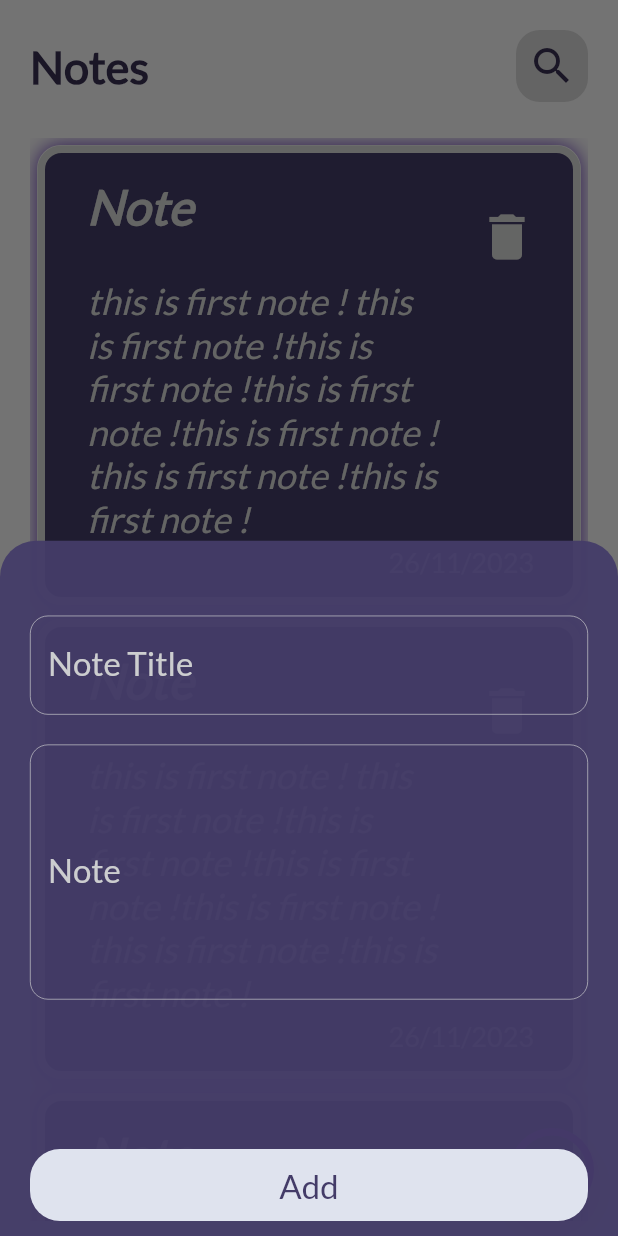
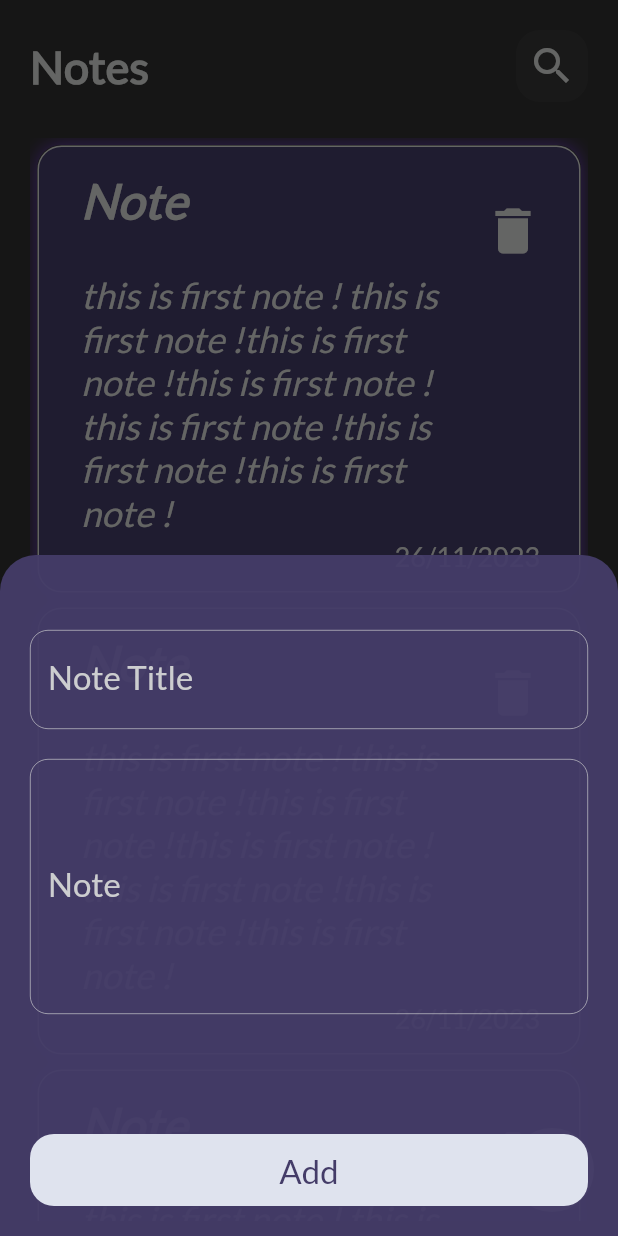
Before and after one commit to Tarek7Rashad/notekeep_flutter_app, a Flutter app: the screen it shows after launch, after a tap on the "add" icon, on a phone screen of 412 x 824 dp. Run offline on Flutter 3.47's test engine with Material 2 defaults, Android fonts, the light colour scheme and no system bars.

Commit message:
editin note screen with custom app bar is added

```diff
--- a/lib/Screen/Note_HomeScreen.dart
+++ b/lib/Screen/Note_HomeScreen.dart
@@ -13,8 +13,7 @@ class NoteKeepHomeScreen extends StatelessWidget {
         floatingActionButton: FloatingActionButton(
           backgroundColor: Colors.transparent,
           shape: const CircleBorder(
-              side: BorderSide(
-                  width: 5, color: Color.fromARGB(255, 149, 3, 246))),
+              side: BorderSide(width: 5, color: kMattWhiteColor)),
           onPressed: () {
             showModalBottomSheet(
               backgroundColor: kDarkPurpleColor.withOpacity(0.95),
@@ -32,6 +31,7 @@ class NoteKeepHomeScreen extends StatelessWidget {
           child: const Icon(
             Icons.add,
             size: 30,
+            color: kMattWhiteColor,
           ),
         ),
         body: const NotesBodyWidget(),
--- a/lib/main.dart
+++ b/lib/main.dart
@@ -1,4 +1,5 @@
 import 'package:flutter/material.dart';
+import 'package:notekeep_flutter_app/Screen/Note_EditingScreen.dart';
 import 'package:notekeep_flutter_app/Screen/Note_HomeScreen.dart';
 
 void main() {
@@ -15,9 +16,10 @@ class NoteKeepApp extends StatelessWidget {
       initialRoute: NoteKeepHomeScreen.id,
       routes: {
         NoteKeepHomeScreen.id: (context) => const NoteKeepHomeScreen(),
+        NoteEditing.id: (context) => const NoteEditing(),
       },
       theme: ThemeData(
-        brightness: Brightness.light,
+        brightness: Brightness.dark,
         fontFamily: "Lato",
       ),
     );
--- a/lib/widget/CustomAddButton.dart
+++ b/lib/widget/CustomAddButton.dart
@@ -14,7 +14,7 @@ class CustomAddButton extends StatelessWidget {
     return Container(
       width: double.maxFinite,
       decoration: BoxDecoration(
-        borderRadius: BorderRadius.circular(20),
+        borderRadius: BorderRadius.circular(16),
         color: const Color(0xffdfe3ee),
       ),
       child: MaterialButton(
--- a/lib/widget/CustomAppBar.dart
+++ b/lib/widget/CustomAppBar.dart
@@ -5,23 +5,28 @@ import 'package:notekeep_flutter_app/widget/CustomSearchIcon.dart';
 class CustomAppBar extends StatelessWidget {
   const CustomAppBar({
     super.key,
+    required this.title,
+    required this.icon,
   });
-
+  final String title;
+  final IconData icon;
   @override
   Widget build(BuildContext context) {
-    return const Padding(
-      padding: EdgeInsets.only(top: 20),
+    return Padding(
+      padding: const EdgeInsets.only(top: 20),
       child: Row(
         mainAxisAlignment: MainAxisAlignment.spaceBetween,
         children: [
           Text(
-            'Notes',
-            style: TextStyle(
+            title,
+            style: const TextStyle(
                 fontSize: 30,
-                color: kMoreDarkPurpleColor,
+                color: kMattWhiteColor,
                 fontWeight: FontWeight.bold),
           ),
-          CustomSearchIcon()
+          CustomSearchIcon(
+            icon: icon,
+          )
         ],
       ),
     );
--- a/lib/widget/CustomBottomSheet.dart
+++ b/lib/widget/CustomBottomSheet.dart
@@ -11,28 +11,34 @@ class CustomBottomSheet extends StatelessWidget {
   Widget build(BuildContext context) {
     return const Padding(
       padding: EdgeInsets.only(top: 30, right: 20, left: 20, bottom: 10),
+      child: SingleChildScrollView(
+        physics: BouncingScrollPhysics(),
         child: Column(
           children: [
-          Spacer(
-            flex: 1,
+            SizedBox(
+              height: 20,
             ),
             CustomTextFormField(
               hint: "Note Title",
               label: "Note Title",
             ),
-          Spacer(
-            flex: 1,
+            SizedBox(
+              height: 20,
             ),
             CustomTextFormField(
               maxLines: 5,
               hint: "Note",
               label: "Note",
             ),
-          Spacer(
-            flex: 5,
+            SizedBox(
+              height: 80,
             ),
             CustomAddButton(text: "Add"),
+            SizedBox(
+              height: 10,
+            ),
           ],
+        ),
       ),
     );
   }
--- a/lib/widget/CustomSearchIcon.dart
+++ b/lib/widget/CustomSearchIcon.dart
@@ -4,8 +4,9 @@ import 'package:notekeep_flutter_app/shared/components/constant.dart';
 class CustomSearchIcon extends StatelessWidget {
   const CustomSearchIcon({
     super.key,
+    required this.icon,
   });
-
+  final IconData icon;
   @override
   Widget build(BuildContext context) {
     return Container(
@@ -13,12 +14,13 @@ class CustomSearchIcon extends StatelessWidget {
           color: kLightBlackColor.withOpacity(0.2),
           borderRadius: BorderRadius.circular(16)),
       child: IconButton(
-          splashColor: Colors.transparent,
-          color: kMoreDarkPurpleColor,
-          splashRadius: .1,
-          iconSize: 32,
-          onPressed: () {},
-          icon: const Icon(Icons.search)),
+        splashColor: Colors.transparent,
+        color: kMattWhiteColor,
+        splashRadius: .1,
+        iconSize: 32,
+        onPressed: () {},
+        icon: Icon(icon),
+      ),
     );
   }
 }
--- a/lib/widget/CustomTextFormField.dart
+++ b/lib/widget/CustomTextFormField.dart
@@ -6,7 +6,7 @@ class CustomTextFormField extends StatelessWidget {
     super.key,
     required this.hint,
     required this.label,
-     this.maxLines = 1,
+    this.maxLines = 1,
   });
   final String hint;
   final String label;
@@ -18,7 +18,6 @@ class CustomTextFormField extends StatelessWidget {
       cursorColor: kMattWhiteColor,
       style: const TextStyle(color: Colors.white, fontSize: 22),
       decoration: InputDecoration(
-
           hintText: hint,
           hintStyle:
               TextStyle(color: kMattWhiteColor.withOpacity(.5), fontSize: 22),
--- a/lib/widget/NoteItem.dart
+++ b/lib/widget/NoteItem.dart
@@ -1,4 +1,5 @@
 import 'package:flutter/material.dart';
+import 'package:notekeep_flutter_app/Screen/Note_EditingScreen.dart';
 import 'package:notekeep_flutter_app/shared/components/constant.dart';
 
 class NoteItemWidget extends StatelessWidget {
@@ -10,6 +11,10 @@ class NoteItemWidget extends StatelessWidget {
   Widget build(BuildContext context) {
     return Padding(
       padding: const EdgeInsets.all(5.0),
+      child: GestureDetector(
+        onTap: () {
+          Navigator.of(context).pushNamed(NoteEditing.id);
+        },
         child: Container(
           decoration: BoxDecoration(
             boxShadow: const [
@@ -19,7 +24,7 @@ class NoteItemWidget extends StatelessWidget {
                 color: Colors.deepPurple,
               )
             ],
-          border: Border.all(width: 5, color: kMattWhiteColor),
+            border: Border.all(width: 1, color: kMattWhiteColor),
             color: kDarkPurpleColor,
             borderRadius: BorderRadius.circular(16),
           ),
@@ -65,6 +70,7 @@ class NoteItemWidget extends StatelessWidget {
             ),
           ),
         ),
+      ),
     );
   }
 }
--- a/lib/widget/NotesBody.dart
+++ b/lib/widget/NotesBody.dart
@@ -13,7 +13,10 @@ class NotesBodyWidget extends StatelessWidget {
       padding: EdgeInsets.symmetric(horizontal: 20),
       child: Column(
         children: [
-          CustomAppBar(),
+          CustomAppBar(
+            title: "Notes",
+            icon: Icons.search,
+          ),
           SizedBox(
             height: 24,
           ),
```
Also changed, not shown: lib/Screen/Note_EditingScreen.dart (added, +43 -0 lines), 1 other file. Lines whose indentation alone changed are shown as unchanged.
